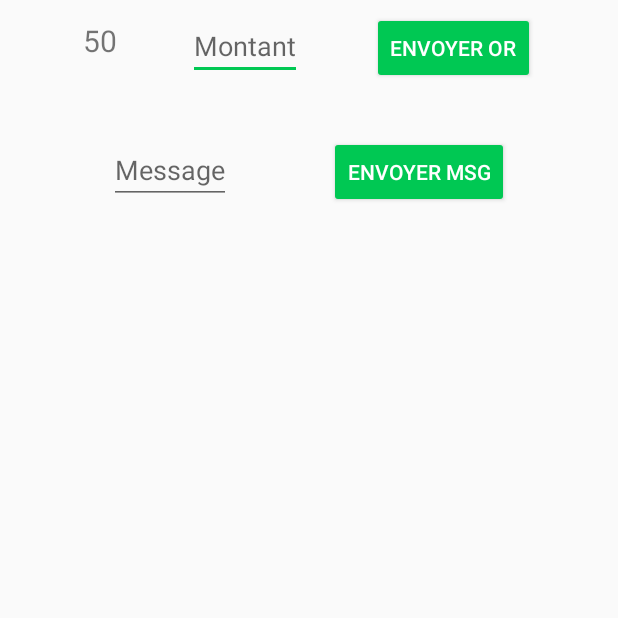
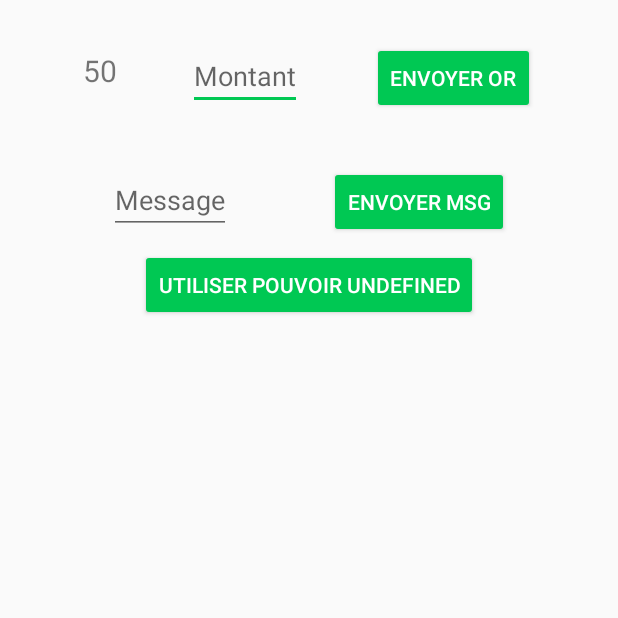
Before and after one commit to CharlyLafon37/TowerDefensePhone, an Android app: the GameActivity screen opened directly, with no data from a screen before it, on a phone screen of 412 x 824 dp, the top half of it. Run offline under Robolectric (Android 15) with nearby library versions, the phone set to English and light mode, and no system bars; libraries missing offline, so code that uses them is left out: com.github.nkzawa.emitter, com.github.nkzawa.socketio; 2 statements that could not run were skipped.

Commit message:
v0 power.

```diff
--- a/app/src/main/java/td/ez/com/towerdefense/activities/GameActivity.java
+++ b/app/src/main/java/td/ez/com/towerdefense/activities/GameActivity.java
@@ -11,6 +11,7 @@ import android.transition.Slide;
 import android.view.Gravity;
 import android.view.View;
 import android.view.Window;
+import android.widget.Button;
 import android.widget.EditText;
 import android.widget.TextView;
 
@@ -41,6 +42,8 @@ public class GameActivity extends AppCompatActivity
 
     private Socket socket;
 
+    private String power;
+
     @Override
     protected void onCreate(Bundle savedInstanceState)
     {
@@ -60,8 +63,13 @@ public class GameActivity extends AppCompatActivity
         currentGoldAmountView.setText(Integer.toString(currentGoldAmount));
 
         /********* Picking the player to whom send the message *******/
-        SharedPreferences sharedPref = getSharedPreferences(getString(R.string.sp_pseudos), Context.MODE_PRIVATE);
-        playerPseudo = sharedPref.getString("player_pseudo", "UNDEFINED");
+        SharedPreferences sharedPrefPlayers = getSharedPreferences(getString(R.string.sp_pseudos), Context.MODE_PRIVATE);
+        playerPseudo = sharedPrefPlayers.getString("player_pseudo", "UNDEFINED");
+
+        Button powerButton = findViewById(R.id.power_button);
+        SharedPreferences sharedPrefPower = getSharedPreferences(getString(R.string.sp_power), Context.MODE_PRIVATE);
+        power = sharedPrefPower.getString("power", "UNDEFINED");
+        powerButton.setText(powerButton.getText() + power);
     }
 
     private void enableImmersiveMode()
@@ -181,10 +189,11 @@ public class GameActivity extends AppCompatActivity
         try
         {
             JSONObject json = new JSONObject();
-            json.put("player", player);
+            json.put("from", playerPseudo);
+            json.put("to", player);
             json.put("amount", amount);
 
-            socket.emit("gold", json);
+            socket.emit("gift", json);
         }
         catch(JSONException e)
         {
@@ -240,4 +249,21 @@ public class GameActivity extends AppCompatActivity
             e.printStackTrace();
         }
     }
+
+    public void onClickPowerButton(View v)
+    {
+        try
+        {
+            JSONObject json = new JSONObject();
+            json.put("player", playerPseudo);
+            json.put("power", power);
+
+            socket.emit("power", json);
+
+        }
+        catch(JSONException e)
+        {
+            e.printStackTrace();
+        }
+    }
 }
--- a/app/src/main/res/layout/activity_game.xml
+++ b/app/src/main/res/layout/activity_game.xml
@@ -16,7 +16,7 @@
         app:layout_constraintLeft_toLeftOf="parent"
         app:layout_constraintRight_toLeftOf="@id/gold_amount"
         app:layout_constraintTop_toTopOf="parent"
-        android:paddingTop="5dp"
+        android:layout_marginTop="25dp"
         android:textSize="20sp"/>
 
     <EditText
@@ -26,6 +26,7 @@
         app:layout_constraintLeft_toRightOf="@id/current_gold"
         app:layout_constraintRight_toLeftOf="@id/gold_send"
         app:layout_constraintTop_toTopOf="parent"
+        android:layout_marginTop="20dp"
         android:hint="Montant"/>
 
     <Button
@@ -35,6 +36,7 @@
         app:layout_constraintLeft_toRightOf="@id/gold_amount"
         app:layout_constraintRight_toRightOf="parent"
         app:layout_constraintTop_toTopOf="parent"
+        android:layout_marginTop="20dp"
         android:text="Envoyer Or"
         android:onClick="onClickSendGold"/>
 
@@ -59,4 +61,15 @@
         android:layout_marginTop="50dp"
         android:onClick="onClickSendMessage"/>
 
+    <Button
+        android:id="@+id/power_button"
+        android:layout_width="wrap_content"
+        android:layout_height="wrap_content"
+        app:layout_constraintLeft_toLeftOf="parent"
+        app:layout_constraintRight_toRightOf="parent"
+        app:layout_constraintTop_toBottomOf="@id/message_tosend"
+        android:layout_marginTop="10dp"
+        android:text="Utiliser pouvoir "
+        android:onClick="onClickPowerButton"/>
+
 </android.support.constraint.ConstraintLayout>
--- a/app/src/main/res/values/strings.xml
+++ b/app/src/main/res/values/strings.xml
@@ -2,6 +2,7 @@
     <string name="app_name">TowerDefense</string>
 
     <string name="sp_pseudos">td.ez.com.towerdefense.sp_pseudos</string>
+    <string name="sp_power">td.ez.com.towerdefense.sp_power</string>
 
     <string name="dialog_pickplayer_title">Choisissez un joueur</string>
 </resources>
```
Also changed, not shown: app/src/main/java/td/ez/com/towerdefense/activities/SplashActivity.java (+22 -2 lines).
